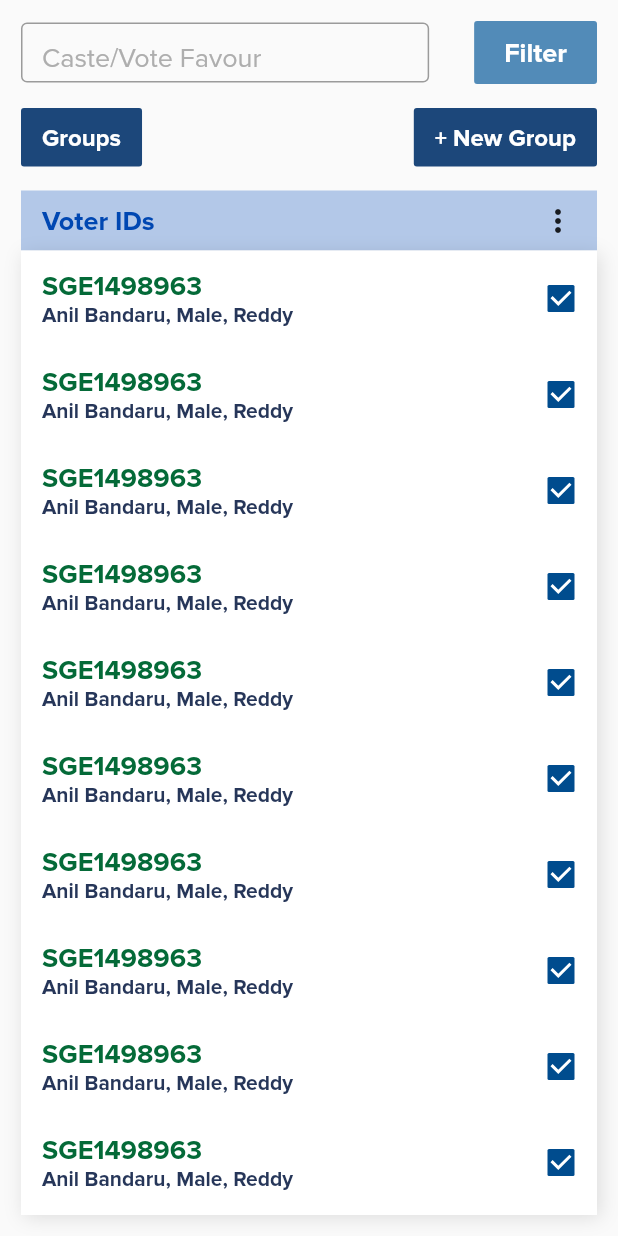
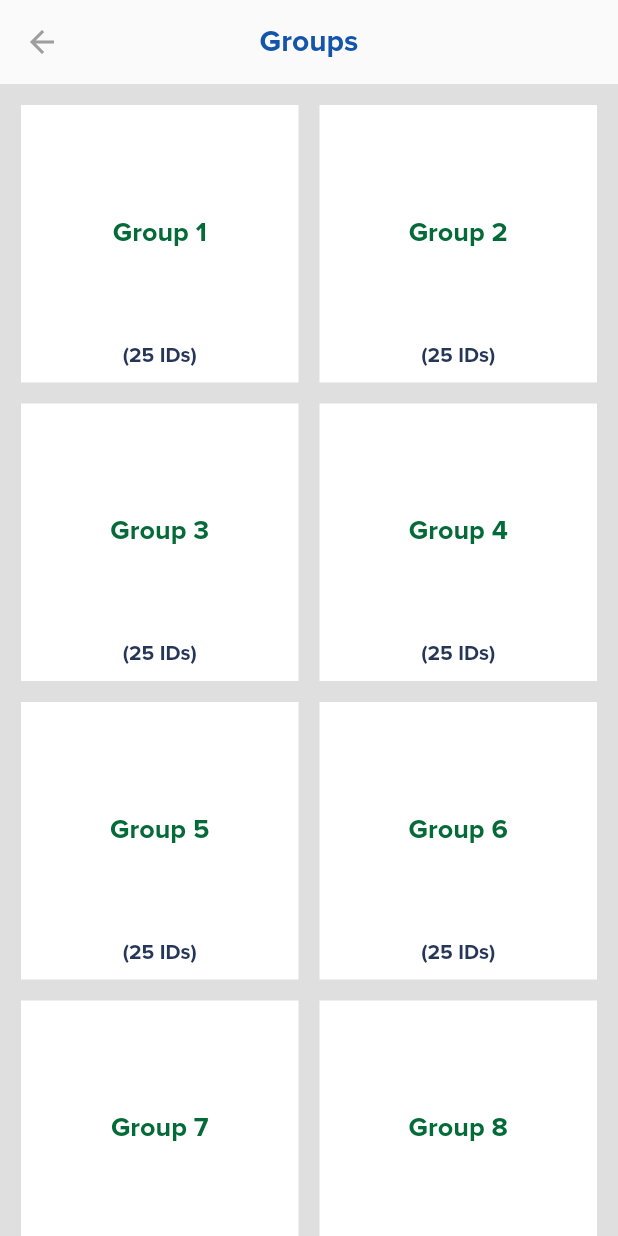
Before and after one commit to innoitlabs/itoconnect, a Flutter app: the ECampaignsScreen screen opened directly, after a tap on "Groups", on a phone screen of 412 x 824 dp. Run offline on Flutter 3.47's test engine with Material 2 defaults, Android fonts, the light colour scheme and no system bars; our stand-ins replace cached_network_image, connectivity, dio, flutter_svg, fluttertoast, get_it and 4 more; accounts and stored records are empty.

Commit message:
Groups View

```diff
--- a/lib/view/screen/ecampaigns/ecampaigns_screen.dart
+++ b/lib/view/screen/ecampaigns/ecampaigns_screen.dart
@@ -8,6 +8,7 @@ import 'package:i2connect/view/basewidget/button/custom_button.dart';
 import 'package:i2connect/view/basewidget/textfield/custom_password_textfield.dart';
 import 'package:i2connect/view/basewidget/textfield/custom_textfield.dart';
 import 'package:i2connect/view/screen/ecampaigns/compose_view.dart';
+import 'package:i2connect/view/screen/ecampaigns/groups_view.dart';
 import 'package:i2connect/view/screen/ecampaigns/new_group.dart';
 import 'package:provider/provider.dart';
 import 'package:i2connect/view/basewidget/custom_app_bar.dart';
@@ -166,7 +167,7 @@ class ECampaignsScreenState extends State<ECampaignsScreen> {
                 children: [
                   GestureDetector(
                     onTap: () {
-                      // Navigator.push(context, MaterialPageRoute(builder: (context) => const NewGroupView()));
+                      Navigator.push(context, MaterialPageRoute(builder: (context) => const GroupsView()));
                     },
                     child: Container(
                       padding: const EdgeInsets.symmetric(
--- /dev/null
+++ b/lib/view/screen/ecampaigns/groups_view.dart
@@ -0,0 +1,53 @@
+import 'package:flutter/cupertino.dart';
+import 'package:flutter/material.dart';
+
+import '../../../util/custom_themes.dart';
+
+class GroupsView extends StatelessWidget {
+  const GroupsView({Key? key}) : super(key: key);
+
+  @override
+  Widget build(BuildContext context) {
+    return Scaffold(
+      appBar: AppBar(backgroundColor: Colors.transparent, centerTitle: true, elevation: 0.0, leading: IconButton(icon: Icon(Icons.arrow_back, color: Colors.grey,), onPressed: () => Navigator.maybePop(context),), title: const Text('Groups', style: titleHeader)),
+       body: Container(
+        color: const Color(0xFFDFDFDF),
+        width: double.infinity,
+        child: Padding(
+          padding: const EdgeInsets.only(top: 14.0, left: 14.0, right: 14.0),
+          child: GridView.builder(gridDelegate: SliverGridDelegateWithFixedCrossAxisCount(crossAxisCount: 2, crossAxisSpacing: 14.0, mainAxisSpacing: 14.0),
+              itemCount: 20,
+              itemBuilder: (context, index) {
+            return GestureDetector(
+              onTap: () {
+                 showModalBottomSheet(context: context, shape: RoundedRectangleBorder(borderRadius: BorderRadius.vertical(top: Radius.circular(20.0))
+                 ), builder: (context) => Container());
+              },
+              child: Container(
+                color: Colors.white,
+                padding: const EdgeInsets.all(10.0),
+                child: Column(
+                mainAxisAlignment: MainAxisAlignment.spaceBetween,
+                  children: [
+                  const SizedBox(height: 1.0),
+                  Text('Group ${index + 1}',  style: const TextStyle(
+                    color: Color(0xFF046A38),
+                    fontFamily: "ProximaNova",
+                    fontSize: 18,
+                    fontWeight: FontWeight.w600,
+                  ),),
+                  const Text('(25 IDs)',  style:  TextStyle(
+                    color: Color(0xFF263659),
+                    fontFamily: "ProximaNova",
+                    fontSize: 14,
+                    fontWeight: FontWeight.w600,
+                  ),)
+                ],),
+              ),
+            );
+              }),
+        ),
+      ),
+    );
+  }
+}
```
